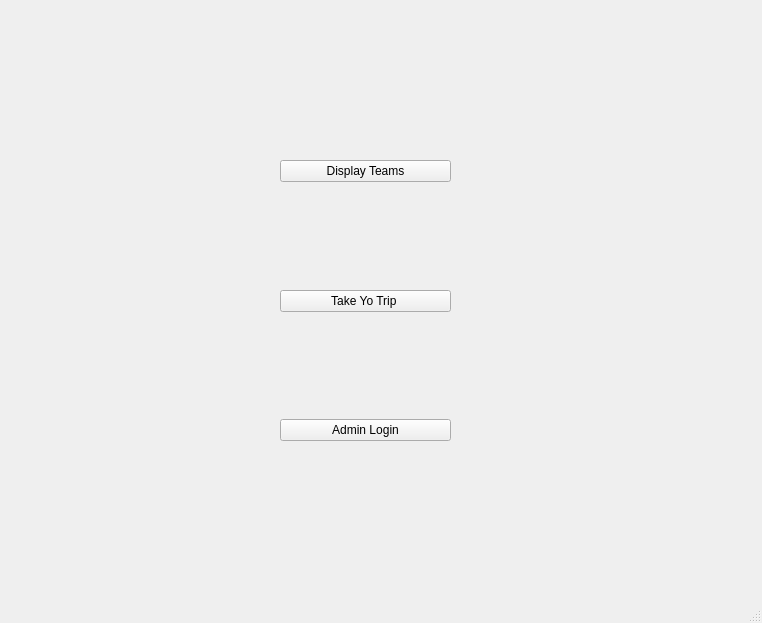
Before: the Qt Designer form UI/mainwindow/mainwindow.ui in parham-sharaf/BTM-algo, drawn with Qt 5.
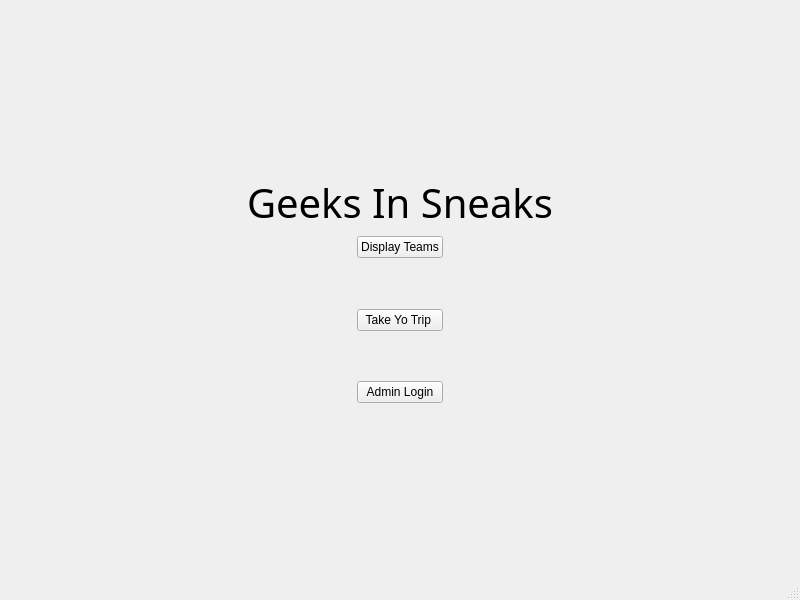
After: the same form once the commit is applied.

Commit message: updated fonts and background pics / UI

What changed in the file:
```diff
--- a/UI/mainwindow/mainwindow.ui
+++ b/UI/mainwindow/mainwindow.ui
@@ -6,26 +6,77 @@
    <rect>
     <x>0</x>
     <y>0</y>
-    <width>762</width>
-    <height>623</height>
+    <width>800</width>
+    <height>600</height>
    </rect>
   </property>
   <property name="windowTitle">
    <string>MainWindow</string>
   </property>
   <widget class="QWidget" name="centralwidget">
-   <widget class="QWidget" name="">
-    <property name="geometry">
-     <rect>
-      <x>280</x>
-      <y>160</y>
-      <width>171</width>
-      <height>281</height>
-     </rect>
-    </property>
+   <layout class="QGridLayout" name="gridLayout_3">
+    <item row="0" column="0">
+     <layout class="QGridLayout" name="gridLayout_2">
+      <item row="0" column="1">
+       <spacer name="verticalSpacer_3">
+        <property name="orientation">
+         <enum>Qt::Vertical</enum>
+        </property>
+        <property name="sizeHint" stdset="0">
+         <size>
+          <width>20</width>
+          <height>40</height>
+         </size>
+        </property>
+       </spacer>
+      </item>
+      <item row="1" column="0" colspan="4">
+       <widget class="QLabel" name="label">
+        <property name="font">
+         <font>
+          <family>Universalis ADF Std rgb(193, 125, 17)</family>
+          <pointsize>30</pointsize>
+          <weight>50</weight>
+          <italic>false</italic>
+          <bold>false</bold>
+         </font>
+        </property>
+        <property name="styleSheet">
+         <string notr="true">font: 30pt &quot;Universalis ADF Std&quot; &quot;rgb(193, 125, 17)&quot;</string>
+        </property>
+        <property name="text">
+         <string>Geeks In Sneaks</string>
+        </property>
+        <property name="alignment">
+         <set>Qt::AlignCenter</set>
+        </property>
+       </widget>
+      </item>
+      <item row="2" column="0">
+       <spacer name="horizontalSpacer">
+        <property name="orientation">
+         <enum>Qt::Horizontal</enum>
+        </property>
+        <property name="sizeHint" stdset="0">
+         <size>
+          <width>40</width>
+          <height>20</height>
+         </size>
+        </property>
+       </spacer>
+      </item>
+      <item row="2" column="1" colspan="2">
+       <layout class="QGridLayout" name="gridLayout">
+        <item row="0" column="0">
     <layout class="QVBoxLayout" name="verticalLayout">
      <item>
       <widget class="QPushButton" name="Display_Teams_Button">
+            <property name="sizePolicy">
+             <sizepolicy hsizetype="Minimum" vsizetype="Maximum">
+              <horstretch>0</horstretch>
+              <verstretch>0</verstretch>
+             </sizepolicy>
+            </property>
        <property name="text">
         <string>Display Teams</string>
        </property>
@@ -72,7 +123,38 @@
       </widget>
      </item>
     </layout>
-   </widget>
+        </item>
+       </layout>
+      </item>
+      <item row="2" column="3">
+       <spacer name="horizontalSpacer_2">
+        <property name="orientation">
+         <enum>Qt::Horizontal</enum>
+        </property>
+        <property name="sizeHint" stdset="0">
+         <size>
+          <width>40</width>
+          <height>20</height>
+         </size>
+        </property>
+       </spacer>
+      </item>
+      <item row="3" column="2">
+       <spacer name="verticalSpacer_4">
+        <property name="orientation">
+         <enum>Qt::Vertical</enum>
+        </property>
+        <property name="sizeHint" stdset="0">
+         <size>
+          <width>20</width>
+          <height>40</height>
+         </size>
+        </property>
+       </spacer>
+      </item>
+     </layout>
+    </item>
+   </layout>
   </widget>
   <widget class="QMenuBar" name="menubar">
    <property name="geometry">
```
Left out of the diff: 2 changed lines with no effect on the pictures. Lines whose indentation alone changed are shown as unchanged. The commit also changes 23 other files.
